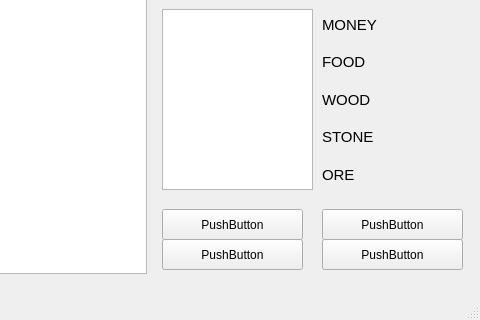
Old version of the form Game/mapwindow.ui in the repository JoonasPel/tie-02402-ohj3_2019-2020-PROJECT; both pictures show x 918 to 1398 and y 511 to 831 of the 1398 by 831 pixel window.
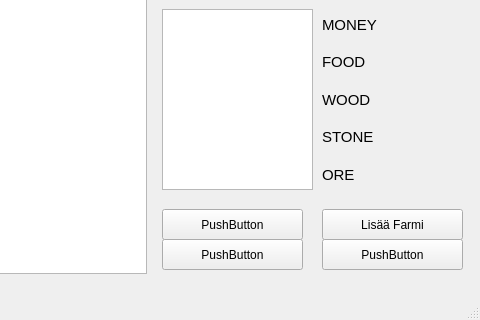
New version of the form.

Commit message: Luotu nappi(pushButton_4), joka tekee Farmin tileen, jota viimeksi klikattu.

```diff
--- a/Game/mapwindow.ui
+++ b/Game/mapwindow.ui
@@ -46,7 +46,7 @@
      </rect>
     </property>
     <property name="text">
-     <string>PushButton</string>
+     <string>Lisää Farmi</string>
     </property>
    </widget>
    <widget class="QPushButton" name="pushButton_5">
```
The commit also changes 2 other files.
